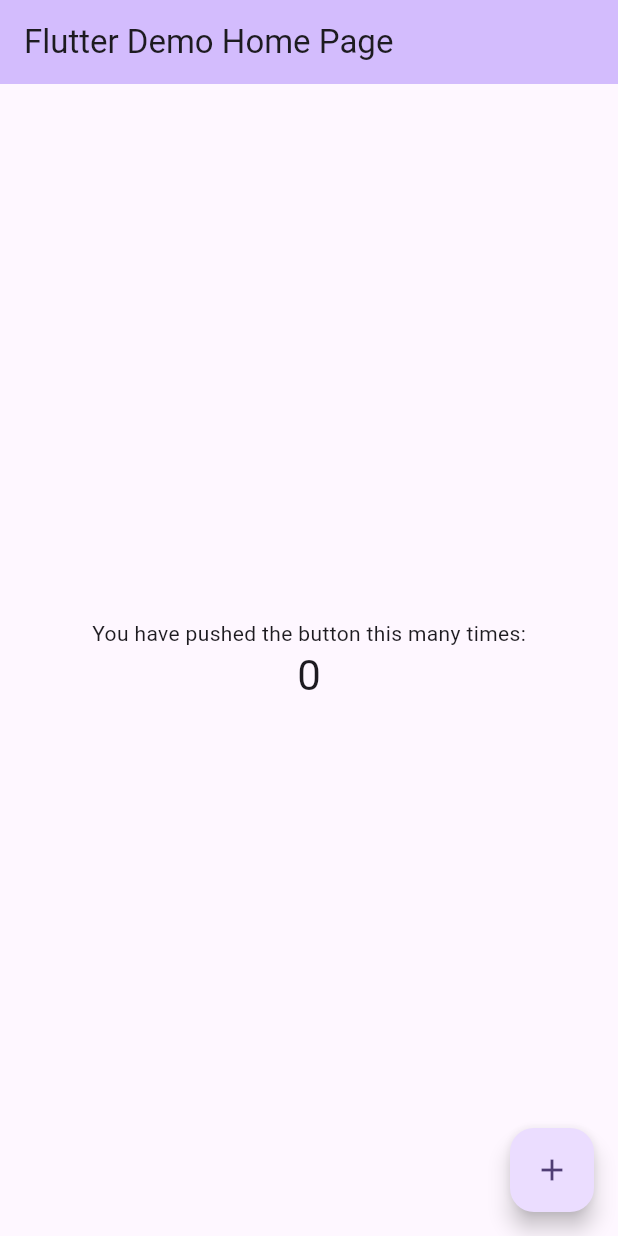
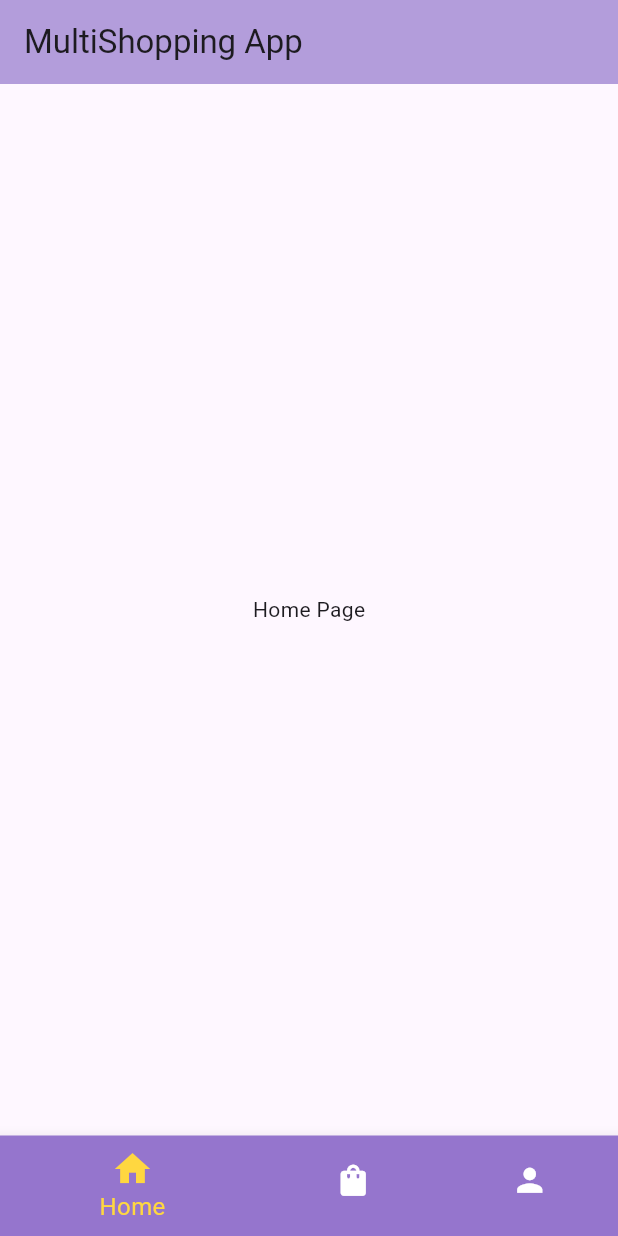
Before and after one commit to aditetester/multi_shopping_app, a Flutter app: the screen it shows after launch, on a phone screen of 412 x 824 dp. Run offline on Flutter 3.47's test engine with Material 3 defaults, Android fonts, the light colour scheme and no system bars.

Commit message:
main page setup

```diff
--- a/multishopping_app/lib/main.dart
+++ b/multishopping_app/lib/main.dart
@@ -1,4 +1,5 @@
 import 'package:flutter/material.dart';
+import 'package:multishopping_app/screens/tabView_screen.dart';
 
 void main() {
   runApp(const MyApp());
@@ -11,115 +12,21 @@
   @override
   Widget build(BuildContext context) {
     return MaterialApp(
-      title: 'Flutter Demo',
+      title: 'MultiShopping App',
       theme: ThemeData(
-        // This is the theme of your application.
-        //
-        // TRY THIS: Try running your application with "flutter run". You'll see
-        // the application has a purple toolbar. Then, without quitting the app,
-        // try changing the seedColor in the colorScheme below to Colors.green
-        // and then invoke "hot reload" (save your changes or press the "hot
-        // reload" button in a Flutter-supported IDE, or press "r" if you used
-        // the command line to start the app).
-        //
-        // Notice that the counter didn't reset back to zero; the application
-        // state is not lost during the reload. To reset the state, use hot
-        // restart instead.
-        //
-        // This works for code too, not just values: Most code changes can be
-        // tested with just a hot reload.
         colorScheme: ColorScheme.fromSeed(seedColor: Colors.deepPurple),
         useMaterial3: true,
+        appBarTheme: AppBarTheme(
+          backgroundColor: Colors.deepPurple[200],
+        ),
+        bottomAppBarTheme: BottomAppBarTheme(
+          color: Colors.deepPurple[300],
+        ),
       ),
-      home: const MyHomePage(title: 'Flutter Demo Home Page'),
+      initialRoute: TabViewScreen.routeName,
+      routes: {
+        TabViewScreen.routeName: (ctx) => TabViewScreen(),
+      },
     );
   }
 }
-
-class MyHomePage extends StatefulWidget {
-  const MyHomePage({super.key, required this.title});
-
-  // This widget is the home page of your application. It is stateful, meaning
-  // that it has a State object (defined below) that contains fields that affect
-  // how it looks.
-
-  // This class is the configuration for the state. It holds the values (in this
-  // case the title) provided by the parent (in this case the App widget) and
-  // used by the build method of the State. Fields in a Widget subclass are
-  // always marked "final".
-
-  final String title;
-
-  @override
-  State<MyHomePage> createState() => _MyHomePageState();
-}
-
-class _MyHomePageState extends State<MyHomePage> {
-  int _counter = 0;
-
-  void _incrementCounter() {
-    setState(() {
-      // This call to setState tells the Flutter framework that something has
-      // changed in this State, which causes it to rerun the build method below
-      // so that the display can reflect the updated values. If we changed
-      // _counter without calling setState(), then the build method would not be
-      // called again, and so nothing would appear to happen.
-      _counter++;
-    });
-  }
-
-  @override
-  Widget build(BuildContext context) {
-    // This method is rerun every time setState is called, for instance as done
-    // by the _incrementCounter method above.
-    //
-    // The Flutter framework has been optimized to make rerunning build methods
-    // fast, so that you can just rebuild anything that needs updating rather
-    // than having to individually change instances of widgets.
-    return Scaffold(
-      appBar: AppBar(
-        // TRY THIS: Try changing the color here to a specific color (to
-        // Colors.amber, perhaps?) and trigger a hot reload to see the AppBar
-        // change color while the other colors stay the same.
-        backgroundColor: Theme.of(context).colorScheme.inversePrimary,
-        // Here we take the value from the MyHomePage object that was created by
-        // the App.build method, and use it to set our appbar title.
-        title: Text(widget.title),
-      ),
-      body: Center(
-        // Center is a layout widget. It takes a single child and positions it
-        // in the middle of the parent.
-        child: Column(
-          // Column is also a layout widget. It takes a list of children and
-          // arranges them vertically. By default, it sizes itself to fit its
-          // children horizontally, and tries to be as tall as its parent.
-          //
-          // Column has various properties to control how it sizes itself and
-          // how it positions its children. Here we use mainAxisAlignment to
-          // center the children vertically; the main axis here is the vertical
-          // axis because Columns are vertical (the cross axis would be
-          // horizontal).
-          //
-          // TRY THIS: Invoke "debug painting" (choose the "Toggle Debug Paint"
-          // action in the IDE, or press "p" in the console), to see the
-          // wireframe for each widget.
-          mainAxisAlignment: MainAxisAlignment.center,
-          children: <Widget>[
-            const Text(
-              'You have pushed the button this many times:',
-            ),
-            Text(
-              '$_counter',
-              style: Theme.of(context).textTheme.headlineMedium,
-            ),
-          ],
-        ),
-      ),
-      floatingActionButton: FloatingActionButton(
-        onPressed: _incrementCounter,
-        tooltip: 'Increment',
-        child: const Icon(Icons.add),
-      ), // This trailing comma makes auto-formatting nicer for build methods.
-    );
-  }
-}
--- /dev/null
+++ b/multishopping_app/lib/screens/homePage_screen.dart
@@ -0,0 +1,12 @@
+import 'package:flutter/material.dart';
+
+class HomePageScreen extends StatelessWidget {
+  const HomePageScreen({super.key});
+
+  @override
+  Widget build(BuildContext context) {
+    return Center(
+      child: Text("Home Page"),
+    );
+  }
+}
--- /dev/null
+++ b/multishopping_app/lib/screens/orderPage_Screen.dart
@@ -0,0 +1,12 @@
+import 'package:flutter/material.dart';
+
+class OrderPageScreen extends StatelessWidget {
+  const OrderPageScreen({super.key});
+
+  @override
+  Widget build(BuildContext context) {
+    return Center(
+      child: Text("Order Screen"),
+    );
+  }
+}
--- /dev/null
+++ b/multishopping_app/lib/screens/profilePage_screen.dart
@@ -0,0 +1,12 @@
+import 'package:flutter/material.dart';
+
+class ProfilePageScreen extends StatelessWidget {
+  const ProfilePageScreen({super.key});
+
+  @override
+  Widget build(BuildContext context) {
+    return Center(
+      child: Text("Profile Page"),
+    );
+  }
+}
--- /dev/null
+++ b/multishopping_app/lib/screens/tabView_screen.dart
@@ -0,0 +1,99 @@
+import 'package:flutter/material.dart';
+import 'package:multishopping_app/screens/homePage_screen.dart';
+import 'package:multishopping_app/screens/orderPage_Screen.dart';
+import 'package:multishopping_app/screens/profilePage_screen.dart';
+
+// ignore: must_be_immutable
+class TabViewScreen extends StatefulWidget {
+  static final routeName = '/';
+
+  TabViewScreen({super.key});
+
+  @override
+  State<TabViewScreen> createState() => _TabViewScreenState();
+}
+
+class _TabViewScreenState extends State<TabViewScreen> {
+  var pages;
+
+  int page_index = 0;
+
+  @override
+  void initState() {
+    pages = [
+      HomePageScreen(),
+      OrderPageScreen(),
+      ProfilePageScreen(),
+    ];
+    super.initState();
+  }
+
+  void selectPage(int index) {
+    setState(() {
+      page_index = index;
+    });
+  }
+
+  @override
+  Widget build(BuildContext context) {
+    final appBarView = AppBar(
+      title: Text("MultiShopping App"),
+    );
+    return Scaffold(
+      appBar: appBarView,
+      body: pages[page_index],
+      bottomNavigationBar: BottomNavigationBar(
+          selectedFontSize: 16,
+          selectedIconTheme: IconThemeData(size: 28),
+          unselectedIconTheme: IconThemeData(size: 25),
+          selectedItemColor: Colors.amberAccent,
+          unselectedItemColor: Colors.white,
+          currentIndex: page_index,
+          onTap: selectPage,
+          type: BottomNavigationBarType.shifting,
+          items: [
+            BottomNavigationBarItem(
+              backgroundColor: Theme.of(context).bottomAppBarTheme.color,
+              icon: Icon(Icons.home),
+              label: "Home",
+            ),
+            BottomNavigationBarItem(
+              backgroundColor: Theme.of(context).bottomAppBarTheme.color,
+              icon: Icon(Icons.shopping_bag),
+              label: "Orders",
+            ),
+            BottomNavigationBarItem(
+              backgroundColor: Theme.of(context).bottomAppBarTheme.color,
+              icon: Icon(Icons.person),
+              label: "Profile",
+            ),
+          ]),
+    );
+  }
+}
+// DefaultTabController(
+//       length: 2,
+//       child: Scaffold(
+//         appBar: AppBar(
+//           title: Text("Meals"),
+//           bottom: TabBar(
+//             labelStyle: TextStyle(
+//                 fontSize: 20, color: Colors.black, fontWeight: FontWeight.w500),
+//             tabs: [
+//               Tab(
+//                 icon: Icon(Icons.category),
+//                 text: "Categories",
+//               ),
+//               Tab(
+//                 icon: Icon(Icons.favorite),
+//                 text: "Favourate",
+//               ),
+//             ],
+//           ),
+//         ),
+//         body: TabBarView(children: [
+//           CategoriesScreen(),
+//           FavourateScreen(),
+//         ]),
+//       ),
+//     );
```
